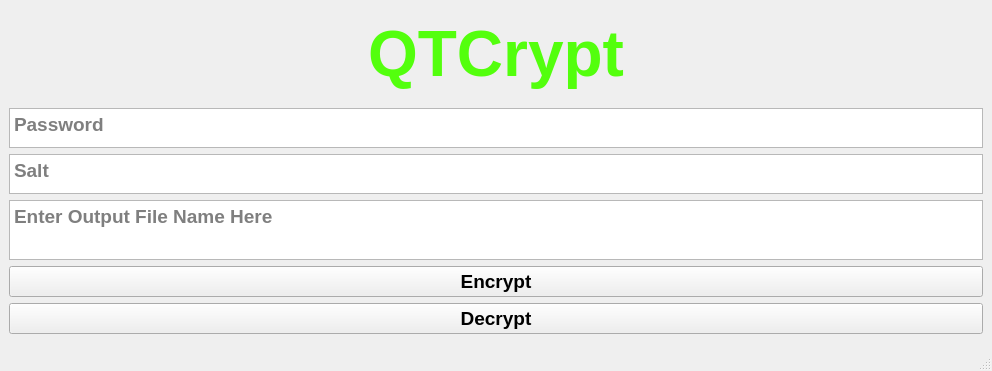
First picture: the form in mainwindow.ui, repository SpencerHD2020/QTCrypt, before the edit.
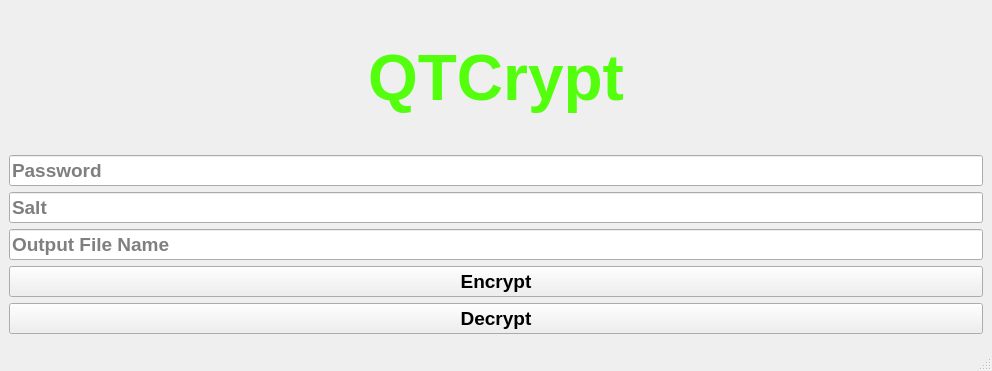
Second picture: the form after the edit.

Commit message: Seems to be working well, but MainLabel still not creating new lines

Patch:
```diff
--- a/mainwindow.ui
+++ b/mainwindow.ui
@@ -41,15 +41,15 @@
       <property name="alignment">
        <set>Qt::AlignCenter</set>
       </property>
+      <property name="wordWrap">
+       <bool>true</bool>
+      </property>
      </widget>
     </item>
     <item>
-     <widget class="QTextEdit" name="passEdit">
-      <property name="maximumSize">
-       <size>
-        <width>16777215</width>
-        <height>40</height>
-       </size>
+     <widget class="QLineEdit" name="passEdit">
+      <property name="maxLength">
+       <number>128</number>
       </property>
       <property name="placeholderText">
        <string>Password</string>
@@ -57,12 +57,9 @@
      </widget>
     </item>
     <item>
-     <widget class="QTextEdit" name="saltEdit">
-      <property name="maximumSize">
-       <size>
-        <width>16777215</width>
-        <height>40</height>
-       </size>
+     <widget class="QLineEdit" name="saltEdit">
+      <property name="maxLength">
+       <number>128</number>
       </property>
       <property name="placeholderText">
        <string>Salt</string>
@@ -70,21 +67,12 @@
      </widget>
     </item>
     <item>
-     <widget class="QTextEdit" name="outFileName">
-      <property name="maximumSize">
-       <size>
-        <width>16777215</width>
-        <height>60</height>
-       </size>
-      </property>
-      <property name="baseSize">
-       <size>
-        <width>0</width>
-        <height>0</height>
-       </size>
+     <widget class="QLineEdit" name="outFileName">
+      <property name="maxLength">
+       <number>100</number>
       </property>
       <property name="placeholderText">
-       <string>Enter Output File Name Here</string>
+       <string>Output File Name</string>
       </property>
      </widget>
     </item>
```
The commit also changes 4 other files.
